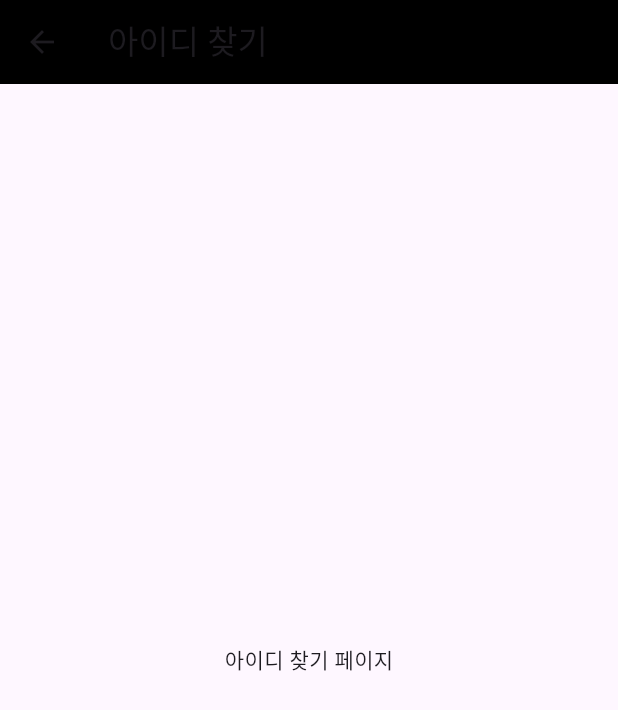
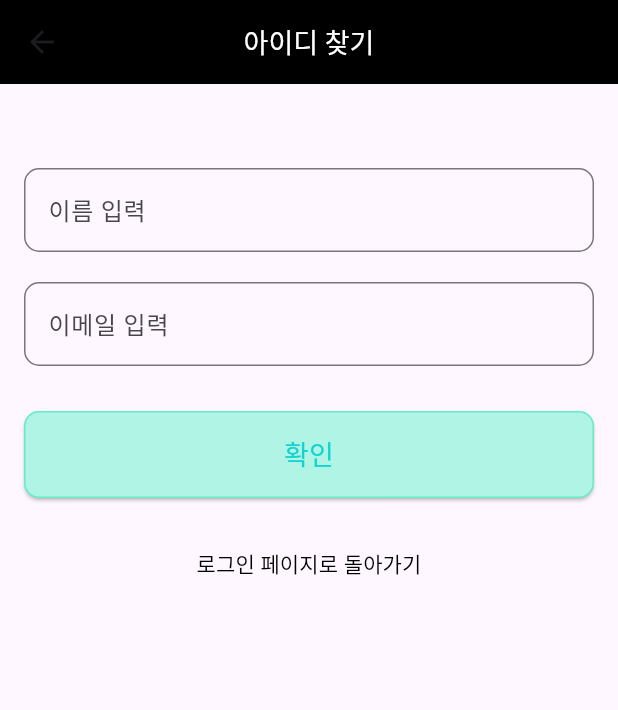
Before and after one commit to ahndongkyu/bulssuk_front, a Flutter app: the FindIdPage screen opened directly, on a phone screen of 412 x 824 dp. Shown: the top 710 px of the screen. Run offline on Flutter 3.47's test engine with Material 3 defaults, Android fonts, the phone set to English and light mode, and no system bars; our stand-ins replace flutter_secure_storage; accounts and stored records are empty.

Commit message:
find_id_page_UI

```diff
--- a/lib/auth/login/find_id_page.dart
+++ b/lib/auth/login/find_id_page.dart
@@ -1,15 +1,123 @@
 import 'package:flutter/material.dart';
 
-class FindIdPage extends StatelessWidget {
+class FindIdPage extends StatefulWidget {
+  @override
+  _FindIdPageState createState() => _FindIdPageState();
+}
+
+class _FindIdPageState extends State<FindIdPage> {
+  final _nameController = TextEditingController();
+  final _emailController = TextEditingController();
+  bool _isNameEmpty = false;
+  bool _isEmailEmpty = false;
+
+  void _findId() {
+    setState(() {
+      _isNameEmpty = _nameController.text.isEmpty;
+      _isEmailEmpty = _emailController.text.isEmpty;
+    });
+
+    if (!_isNameEmpty && !_isEmailEmpty) {
+      // 아이디 정보를 보여주는 창 띄우기
+      showDialog(
+        context: context,
+        builder: (BuildContext context) {
+          return AlertDialog(
+            title: Text('아이디 정보'),
+            content: Text('찾은 아이디: example_user_id'),
+            actions: [
+              TextButton(
+                onPressed: () {
+                  Navigator.pop(context); // 다이얼로그 닫기
+                },
+                child: Text('확인'),
+              ),
+            ],
+          );
+        },
+      );
+    }
+  }
+
   @override
   Widget build(BuildContext context) {
     return Scaffold(
       appBar: AppBar(
-        title: Text('아이디 찾기'),
         backgroundColor: Colors.black,
+        title: Text(
+          '아이디 찾기',
+          style: TextStyle(
+            color: Colors.white,
+            fontSize: 18, // 상단 제목 텍스트 크기
+          ),
+        ),
+        centerTitle: true,
+        elevation: 0,
       ),
-      body: Center(
-        child: Text('아이디 찾기 페이지'),
+      body: SingleChildScrollView(
+        padding: const EdgeInsets.all(16.0),
+        child: Column(
+          crossAxisAlignment: CrossAxisAlignment.stretch,
+          children: [
+            SizedBox(height: 40),
+            // 이름 입력 필드
+            TextField(
+              controller: _nameController,
+              decoration: InputDecoration(
+                labelText: '이름 입력',
+                border: OutlineInputBorder(
+                  borderRadius: BorderRadius.circular(10),
+                ),
+                errorText: _isNameEmpty ? '이름을 입력해주세요.' : null,
+              ),
+            ),
+            SizedBox(height: 20),
+            // 이메일 입력 필드
+            TextField(
+              controller: _emailController,
+              decoration: InputDecoration(
+                labelText: '이메일 입력',
+                border: OutlineInputBorder(
+                  borderRadius: BorderRadius.circular(10),
+                ),
+                errorText: _isEmailEmpty ? '이메일을 입력해주세요.' : null,
+              ),
+            ),
+            SizedBox(height: 30),
+            // 확인 버튼
+            ElevatedButton(
+              onPressed: _findId,
+              style: ElevatedButton.styleFrom(
+                backgroundColor: Color(0xFFB0F4E6), // 버튼 색상
+                padding: EdgeInsets.symmetric(vertical: 16.0),
+                shape: RoundedRectangleBorder(
+                  borderRadius: BorderRadius.circular(10),
+                  side: BorderSide(color: Color(0xFF67EACA), width: 1), // 테두리 색상 및 두께
+                ),
+              ),
+              child: Text(
+                '확인',
+                style: TextStyle(
+                  color: Color(0xFF12D3CF), // 텍스트 색상
+                  fontSize: 18,
+                ),
+              ),
+            ),
+            SizedBox(height: 20),
+            // 하단으로 돌아가기 버튼
+            Center(
+              child: TextButton(
+                onPressed: () {
+                  Navigator.pop(context); // 이전 페이지로 돌아가기
+                },
+                child: Text(
+                  '로그인 페이지로 돌아가기',
+                  style: TextStyle(color: Colors.black),
+                ),
+              ),
+            ),
+          ],
+        ),
       ),
     );
   }
```
